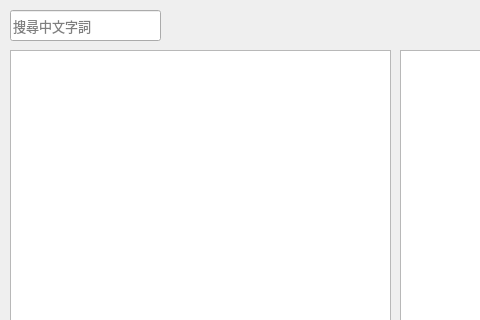
Old version of the form interface.ui in the repository pystander/LiteraPy; both pictures show x 0 to 480 and y 0 to 320 of the 798 by 576 pixel window.
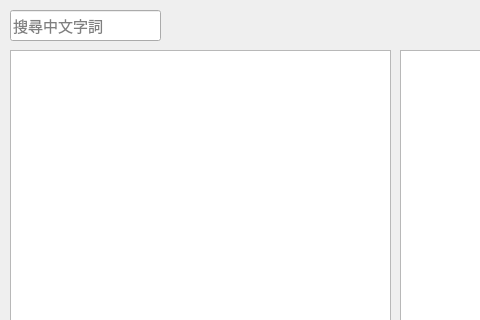
New version of the form.

What changed in the file:
```diff
--- a/interface.ui
+++ b/interface.ui
@@ -26,7 +26,7 @@
     <property name="font">
      <font>
       <family>Times New Roman</family>
-      <pointsize>10</pointsize>
+      <pointsize>11</pointsize>
      </font>
     </property>
     <property name="placeholderText">
```
Left out of the diff: 4 changed lines with no effect on the pictures.
